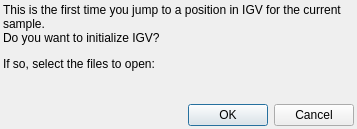
First picture: the form in src/GSvar/IgvDialog.ui, repository imgag/ngs-bits, before the edit.
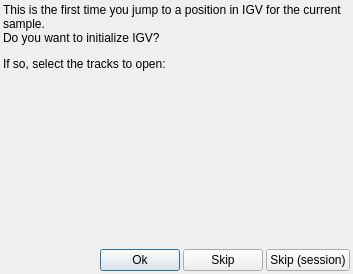
Second picture: the form after the edit.

Diff of the .ui file:
```diff
--- a/src/GSvar/IgvDialog.ui
+++ b/src/GSvar/IgvDialog.ui
@@ -6,8 +6,8 @@
    <rect>
     <x>0</x>
     <y>0</y>
-    <width>357</width>
-    <height>129</height>
+    <width>353</width>
+    <height>274</height>
    </rect>
   </property>
   <property name="windowTitle">
@@ -15,7 +15,7 @@
   </property>
   <layout class="QVBoxLayout" name="verticalLayout_2">
    <property name="spacing">
-    <number>10</number>
+    <number>3</number>
    </property>
    <property name="leftMargin">
     <number>3</number>
@@ -32,7 +32,7 @@
    <item>
     <widget class="QLabel" name="label">
      <property name="text">
-      <string>&lt;html&gt;&lt;head/&gt;&lt;body&gt;&lt;p&gt;This is the first time you jump to a position in IGV for the current sample.&lt;br/&gt;Do you want to initialize IGV?&lt;/p&gt;&lt;p&gt;If so, select the files to open:&lt;/p&gt;&lt;/body&gt;&lt;/html&gt;</string>
+      <string>&lt;html&gt;&lt;head/&gt;&lt;body&gt;&lt;p&gt;This is the first time you jump to a position in IGV for the current sample.&lt;br/&gt;Do you want to initialize IGV?&lt;/p&gt;&lt;p&gt;If so, select the tracks to open:&lt;/p&gt;&lt;/body&gt;&lt;/html&gt;</string>
      </property>
      <property name="wordWrap">
       <bool>true</bool>
@@ -60,14 +60,51 @@
     </spacer>
    </item>
    <item>
-    <widget class="QDialogButtonBox" name="buttonBox">
-     <property name="orientation">
-      <enum>Qt::Horizontal</enum>
+    <layout class="QHBoxLayout" name="horizontalLayout_2">
+     <property name="spacing">
+      <number>3</number>
      </property>
-     <property name="standardButtons">
-      <set>QDialogButtonBox::Cancel|QDialogButtonBox::Ok</set>
-     </property>
-    </widget>
+     <item>
+      <spacer name="horizontalSpacer">
+       <property name="orientation">
+        <enum>Qt::Horizontal</enum>
+       </property>
+       <property name="sizeHint" stdset="0">
+        <size>
+         <width>40</width>
+         <height>20</height>
+        </size>
+       </property>
+      </spacer>
+     </item>
+     <item>
+      <widget class="QPushButton" name="ok">
+       <property name="text">
+        <string>Ok</string>
+       </property>
+       <property name="default">
+        <bool>true</bool>
+       </property>
+      </widget>
+     </item>
+     <item>
+      <widget class="QPushButton" name="skip">
+       <property name="text">
+        <string>Skip</string>
+       </property>
+      </widget>
+     </item>
+     <item>
+      <widget class="QPushButton" name="skip_session">
+       <property name="toolTip">
+        <string>Skip IGV initialization for the whole session, i.e. until a new sample is loaded.</string>
+       </property>
+       <property name="text">
+        <string>Skip (session)</string>
+       </property>
+      </widget>
+     </item>
+    </layout>
    </item>
   </layout>
  </widget>
```
Left out of the diff: 26 changed lines with no effect on the pictures.
